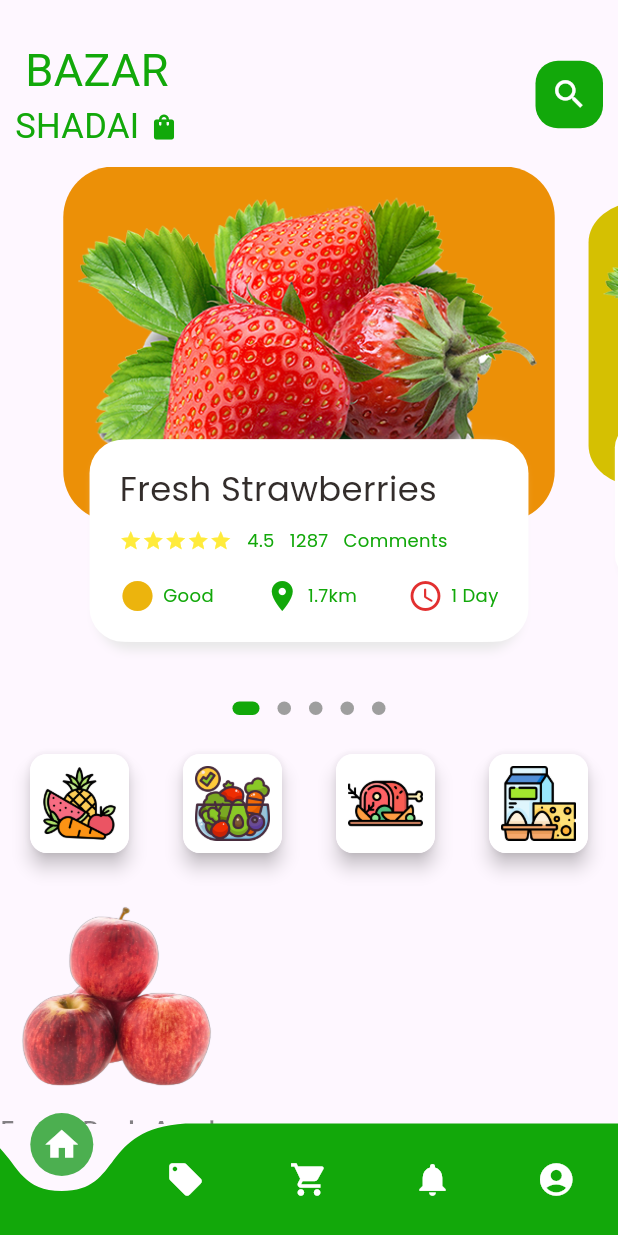
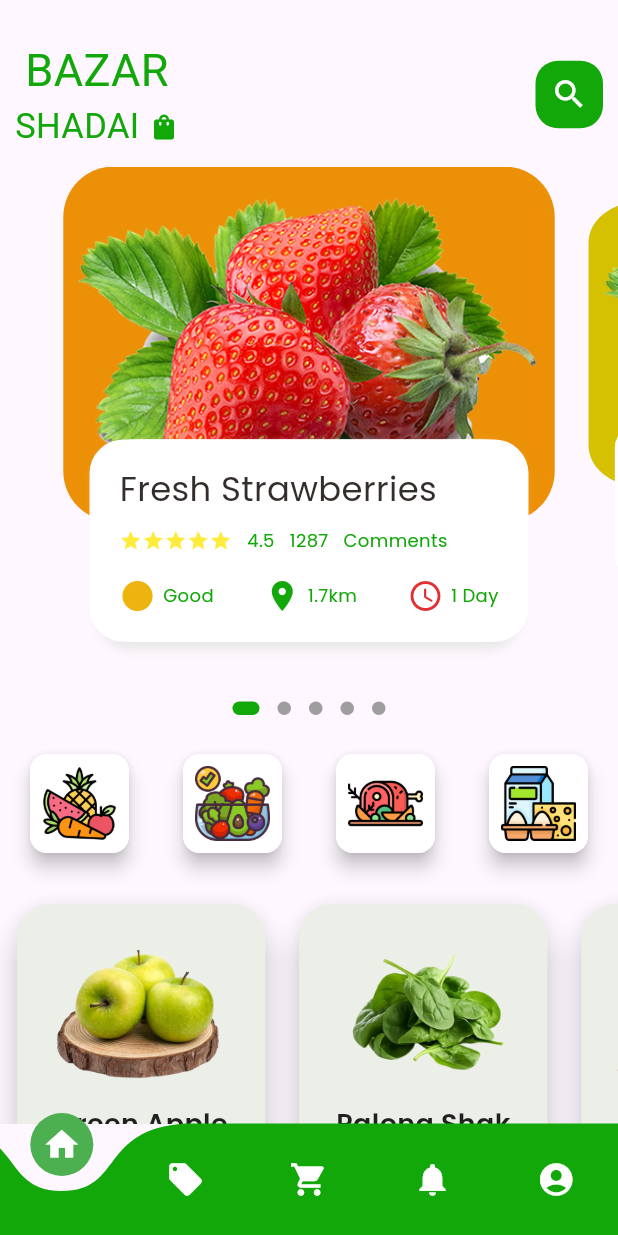
Before and after one commit to smjoy222/bazar_sadaai_app, a Flutter app: the screen it shows after launch, on a phone screen of 412 x 824 dp. Run offline on Flutter 3.47's test engine with Material 3 defaults, Android fonts, the phone set to English and light mode, and no system bars; drawn by our look-alikes of curved_navigation_bar, dots_indicator; our stand-ins replace firebase_auth, firebase_core, get, google_fonts; accounts and stored records are empty; Roboto replaces fonts that are missing (Plaster).

Commit message:
updated_homepage

```diff
--- a/lib/screens/home_body.dart
+++ b/lib/screens/home_body.dart
@@ -94,7 +94,6 @@ class _HomeBodyState extends State<HomeBody> {
               ],
             ),
           ),
-
           Container(
             height: Dimensions.pageView,
             child: PageView.builder(
@@ -123,127 +122,61 @@ class _HomeBodyState extends State<HomeBody> {
           SizedBox(
             height: Dimensions.height20,
           ),
-          Row(
+          //popular item
+          fruitItem(),
+          SizedBox(
+            height: Dimensions.height10,
+          ),
+          Container(
+            margin: EdgeInsets.only(
+                left: Dimensions.width10,
+                right: Dimensions.width10,
+                bottom: Dimensions.height10),
+            padding: EdgeInsets.all(4),
+            child: Material(
+              color: const Color.fromARGB(255, 236, 239, 232),
+              elevation: 5.0,
+              borderRadius: BorderRadius.circular(Dimensions.radius20),
+              child: Container(
+                child: Row(
+                  crossAxisAlignment: CrossAxisAlignment.center,
+                  children: [
+                    SizedBox(
+                      width: Dimensions.width5,
+                    ),
+                    Image.asset("assets/images/eggs.png",
+                        height: 120, width: 120, fit: BoxFit.cover),
+                    SizedBox(
+                      width: Dimensions.width20,
+                    ),
+                    Column(
                       children: [
                         Container(
-                child: Column(
-                  children: [
-                    Image.asset(
-                      "assets/images/red-apple.png",
-                      height: 150,
-                      width: 150,
-                      fit: BoxFit.cover,
-                    ),
-                    Text("Fresh Red-Apple", style: AppWidgetSupport.semiBoldTextFeildStyle(),)
-                  ],
-                ),
-              )
-            ],
-          )
-          //Popular text
-          /*SizedBox(height: Dimensions.height30),
-          Container(
-            margin: EdgeInsets.only(left: Dimensions.width30),
-            child: Row(
-              crossAxisAlignment: CrossAxisAlignment.end,
-              children: [
-                BigText(
-                  text: "Popular",
-                  style: TextStyle(fontWeight: FontWeight.bold),
-                ),
-                SizedBox(width: Dimensions.width10),
-                Container(
-                  margin: const EdgeInsets.only(bottom: 2),
-                  child: BigText(
-                    text: ".",
-                    color: Colors.black26,
-                    style: TextStyle(fontWeight: FontWeight.bold),
+                          width: MediaQuery.of(context).size.width / 2,
+                          child: Text(
+                            "Eggs",
+                            style: AppWidgetSupport.semiBoldTextFeildStyle(),
                           ),
                         ),
-                SizedBox(width: Dimensions.width10),
+                        SizedBox(
+                          height: Dimensions.height5,
+                        ),
                         Container(
-                  margin: EdgeInsets.only(bottom: 5),
-                  child: SmallText(text: "Food pairing"),
-                ),
-              ],
-            ),
-          ),*/
-          //list of food and images
-          /* ListView.builder(
-            shrinkWrap: true,
-            physics: const NeverScrollableScrollPhysics(),
-            itemCount: 10,
-            scrollDirection: Axis.vertical,
-            itemBuilder: (context, index) {
-              return Container(
-                margin: EdgeInsets.only(
-                  left: Dimensions.width20,
-                  right: Dimensions.width10,
-                  bottom: Dimensions.height10,
-                ),
-                child: Row(
-                  children: [
-                    //image section
-                    Container(
-                      width: Dimensions.listViewImgSize,
-                      height: Dimensions.listViewImgSize,
-                      decoration: BoxDecoration(
-                        borderRadius: BorderRadius.circular(
-                          Dimensions.radius20,
-                        ),
-                        color: const Color.fromARGB(97, 232, 144, 20),
-                        image: const DecorationImage(
-                          fit: BoxFit.cover,
-                          image: AssetImage('assets/images/red-apple.png'),
+                          width: MediaQuery.of(context).size.width / 2,
+                          child: Text(
+                            "Fresh and Healthy",
+                            style: AppWidgetSupport.lightTextFeildStyle(),
                           ),
                         ),
+                        SizedBox(
+                          height: Dimensions.height5,
                         ),
-                    //text container
-                    Expanded(
-                      child: Container(
-                        height: Dimensions.listViewTextContSize,
-                        decoration: BoxDecoration(
-                          borderRadius: BorderRadius.only(
-                            topRight: Radius.circular(Dimensions.radius20),
-                            bottomRight: Radius.circular(Dimensions.radius20),
+                        Container(
+                          width: MediaQuery.of(context).size.width / 2,
+                          child: Text(
+                            "\৳110",
+                            style: AppWidgetSupport.semiBoldTextFeildStyle(),
                           ),
-                          color: Colors.white,
-                        ),
-                        child: Padding(
-                          padding: EdgeInsets.only(
-                            right: Dimensions.width10,
-                            left: Dimensions.width10,
-                          ),
-                          child: Column(
-                            crossAxisAlignment: CrossAxisAlignment.start,
-                            mainAxisAlignment: MainAxisAlignment.center,
-                            children: [
-                              BigText(
-                                text: "Fresh Red Apple",
-                                color: Colors.black,
-                                style: TextStyle(fontWeight: FontWeight.bold),
-                              ),
-                              SizedBox(height: Dimensions.height10),
-                              SmallText(text: "Original Chinese Red Apple"),
-                              SizedBox(height: Dimensions.height10),
-                              Row(
-                                mainAxisAlignment:
-                                    MainAxisAlignment.spaceBetween,
-                                children: [
-                                  IconText(
-                                    icon: Icons.circle_sharp,
-                                    text: 'Good',
-                                    iconColor: AppColors.iconColor1,
-                                  ),
-                                  IconText(
-                                    icon: Icons.location_on,
-                                    text: '1.7km',
-                                    iconColor: AppColors.maincolor,
-                                  ),
-                                  IconText(
-                                    icon: Icons.access_time_rounded,
-                                    text: '1 Day',
-                                    iconColor: AppColors.iconColor2,
                         ),
                       ],
                     ),
@@ -252,11 +185,122 @@ class _HomeBodyState extends State<HomeBody> {
               ),
             ),
           ),
+          Container(
+            margin: EdgeInsets.only(
+                left: Dimensions.width10,
+                right: Dimensions.width10,
+                bottom: Dimensions.height10),
+            padding: EdgeInsets.all(4),
+            child: Material(
+              color: const Color.fromARGB(255, 236, 239, 232),
+              elevation: 5.0,
+              borderRadius: BorderRadius.circular(Dimensions.radius20),
+              child: Container(
+                child: Row(
+                  crossAxisAlignment: CrossAxisAlignment.center,
+                  children: [
+                    SizedBox(
+                      width: Dimensions.width5,
+                    ),
+                    Image.asset("assets/images/orange.png",
+                        height: 120, width: 120, fit: BoxFit.cover),
+                    SizedBox(
+                      width: Dimensions.width20,
+                    ),
+                    Column(
+                      children: [
+                        Container(
+                          width: MediaQuery.of(context).size.width / 2,
+                          child: Text(
+                            "Orange",
+                            style: AppWidgetSupport.semiBoldTextFeildStyle(),
+                          ),
+                        ),
+                        SizedBox(
+                          height: Dimensions.height5,
+                        ),
+                        Container(
+                          width: MediaQuery.of(context).size.width / 2,
+                          child: Text(
+                            "Fresh and Healthy",
+                            style: AppWidgetSupport.lightTextFeildStyle(),
+                          ),
+                        ),
+                        SizedBox(
+                          height: Dimensions.height5,
+                        ),
+                        Container(
+                          width: MediaQuery.of(context).size.width / 2,
+                          child: Text(
+                            "\৳200",
+                            style: AppWidgetSupport.semiBoldTextFeildStyle(),
+                          ),
+                        ),
                       ],
                     ),
-              );
-            },
-          ),*/
+                  ],
+                ),
+              ),
+            ),
+          ),
+          Container(
+            margin: EdgeInsets.only(
+                left: Dimensions.width10,
+                right: Dimensions.width10,
+                bottom: Dimensions.height10),
+            padding: EdgeInsets.all(4),
+            child: Material(
+              color: const Color.fromARGB(255, 236, 239, 232),
+              elevation: 5.0,
+              borderRadius: BorderRadius.circular(Dimensions.radius20),
+              child: Container(
+                child: Row(
+                  crossAxisAlignment: CrossAxisAlignment.center,
+                  children: [
+                    SizedBox(
+                      width: Dimensions.width5,
+                    ),
+                    Image.asset("assets/images/anar.png",
+                        height: 120, width: 120, fit: BoxFit.cover),
+                    SizedBox(
+                      width: Dimensions.width20,
+                    ),
+                    Column(
+                      children: [
+                        Container(
+                          width: MediaQuery.of(context).size.width / 2,
+                          child: Text(
+                            "Anar",
+                            style: AppWidgetSupport.semiBoldTextFeildStyle(),
+                          ),
+                        ),
+                        SizedBox(
+                          height: Dimensions.height5,
+                        ),
+                        Container(
+                          width: MediaQuery.of(context).size.width / 2,
+                          child: Text(
+                            "Fresh and Healthy",
+                            style: AppWidgetSupport.lightTextFeildStyle(),
+                          ),
+                        ),
+                        SizedBox(
+                          height: Dimensions.height5,
+                        ),
+                        Container(
+                          width: MediaQuery.of(context).size.width / 2,
+                          child: Text(
+                            "\৳200",
+                            style: AppWidgetSupport.semiBoldTextFeildStyle(),
+                          ),
+                        ),
+                      ],
+                    ),
+                  ],
+                ),
+              ),
+            ),
+          ),
         ],
       ),
     );
@@ -369,6 +413,138 @@ class _HomeBodyState extends State<HomeBody> {
                   width: 50,
                   fit: BoxFit.cover,
                 ),
+              ),
+            ),
+          ),
+        ],
+      ),
+    );
+  }
+
+  Widget fruitItem() {
+    return SingleChildScrollView(
+      scrollDirection: Axis.horizontal,
+      padding: EdgeInsets.only(
+          left: Dimensions.width10,
+          right: Dimensions.width10,
+          top: Dimensions.height10,
+          bottom: Dimensions.height20),
+      child: Row(
+        children: [
+          Material(
+            color: const Color.fromARGB(255, 236, 239, 232),
+            elevation: 10.0,
+            borderRadius: BorderRadius.circular(Dimensions.radius20),
+            child: Container(
+              padding: EdgeInsets.all(14),
+              child: Column(
+                crossAxisAlignment: CrossAxisAlignment.center,
+                children: [
+                  Image.asset(
+                    "assets/images/green-apple.png",
+                    height: 120,
+                    width: 120,
+                    fit: BoxFit.cover,
+                  ),
+                  Text(
+                    "Green Apple",
+                    style: AppWidgetSupport.semiBoldTextFeildStyle(),
+                  ),
+                  SizedBox(
+                    height: Dimensions.height5,
+                  ),
+                  Text(
+                    "Fresh and Healthy",
+                    style: AppWidgetSupport.lightTextFeildStyle(),
+                  ),
+                  SizedBox(
+                    height: Dimensions.height5,
+                  ),
+                  Text(
+                    "\৳150",
+                    style: AppWidgetSupport.semiBoldTextFeildStyle(),
+                  )
+                ],
+              ),
+            ),
+          ),
+          SizedBox(
+            width: Dimensions.width20,
+          ),
+          Material(
+            color: const Color.fromARGB(255, 236, 239, 232),
+            elevation: 10.0,
+            borderRadius: BorderRadius.circular(Dimensions.radius20),
+            child: Container(
+              padding: EdgeInsets.all(14),
+              child: Column(
+                crossAxisAlignment: CrossAxisAlignment.center,
+                children: [
+                  Image.asset(
+                    "assets/images/palong.png",
+                    height: 120,
+                    width: 120,
+                    fit: BoxFit.cover,
+                  ),
+                  Text(
+                    "Palong Shak",
+                    style: AppWidgetSupport.semiBoldTextFeildStyle(),
+                  ),
+                  SizedBox(
+                    height: Dimensions.height5,
+                  ),
+                  Text(
+                    "Fresh and Healthy",
+                    style: AppWidgetSupport.lightTextFeildStyle(),
+                  ),
+                  SizedBox(
+                    height: Dimensions.height5,
+                  ),
+                  Text(
+                    "\৳20",
+                    style: AppWidgetSupport.semiBoldTextFeildStyle(),
+                  )
+                ],
+              ),
+            ),
+          ),
+          SizedBox(
+            width: Dimensions.width20,
+          ),
+          Material(
+            color: const Color.fromARGB(255, 236, 239, 232),
+            elevation: 10.0,
+            borderRadius: BorderRadius.circular(Dimensions.radius20),
+            child: Container(
+              padding: EdgeInsets.all(14),
+              child: Column(
+                crossAxisAlignment: CrossAxisAlignment.center,
+                children: [
+                  Image.asset(
+                    "assets/images/beef.png",
+                    height: 120,
+                    width: 120,
+                    fit: BoxFit.cover,
+                  ),
+                  Text(
+                    "Beef",
+                    style: AppWidgetSupport.semiBoldTextFeildStyle(),
+                  ),
+                  SizedBox(
+                    height: Dimensions.height5,
+                  ),
+                  Text(
+                    "Fresh and Healthy",
+                    style: AppWidgetSupport.lightTextFeildStyle(),
+                  ),
+                  SizedBox(
+                    height: Dimensions.height5,
+                  ),
+                  Text(
+                    "\৳800",
+                    style: AppWidgetSupport.semiBoldTextFeildStyle(),
+                  )
+                ],
               ),
             ),
           ),
--- a/lib/utils/dimensions.dart
+++ b/lib/utils/dimensions.dart
@@ -8,11 +8,14 @@ class Dimensions {
   static double pageViewTextContainer = screenHeight / 6.11;
 
   static double height10 = screenHeight / 73.1;
+  static double height5 = screenHeight / 146.2;
   static double height15 = screenHeight / 48.76;
   static double height20 = screenHeight / 36.5;
   static double height30 = screenHeight / 24.38;
+  static double height45 = screenHeight / 16.3;
 
   static double width10 = screenHeight / 73.1;
+  static double width5 = screenHeight / 146.2;
   static double width15 = screenHeight / 48.76;
   static double width20 = screenHeight / 36.5;
   static double width30 = screenHeight / 24.38;
--- a/lib/widgets/widget_support.dart
+++ b/lib/widgets/widget_support.dart
@@ -22,18 +22,18 @@ class AppWidgetSupport {
 
   static TextStyle lightTextFeildStyle() {
     return TextStyle(
-      color: const Color.fromARGB(123, 0, 0, 0),
+      color: const Color.fromARGB(255, 24, 24, 24),
       fontSize: 15.0,
-      fontWeight: FontWeight.w500,
+      fontWeight: FontWeight.w300,
       fontFamily: GoogleFonts.poppins().fontFamily,
     );
   }
 
   static TextStyle semiBoldTextFeildStyle() {
     return TextStyle(
-      color: const Color.fromARGB(123, 0, 0, 0),
+      color: Colors.black87,
       fontSize: 18.0,
-      fontWeight: FontWeight.w500,
+      fontWeight: FontWeight.w600,
       fontFamily: GoogleFonts.poppins().fontFamily,
     );
   }
--- a/pubspec.yaml
+++ b/pubspec.yaml
@@ -68,6 +68,7 @@ flutter:
   # To add assets to your application, add an assets section, like this:
   assets:
     - assets/images/
+
   fonts:
     - family: Roboto
       fonts:
```
Also changed, not shown: assets/images/anar.png (added), assets/images/beef.png (added), assets/images/cock.png (added), assets/images/eggs.png (added), assets/images/orange.png (added), assets/images/palong.png (added). Lines whose indentation alone changed are shown as unchanged.
